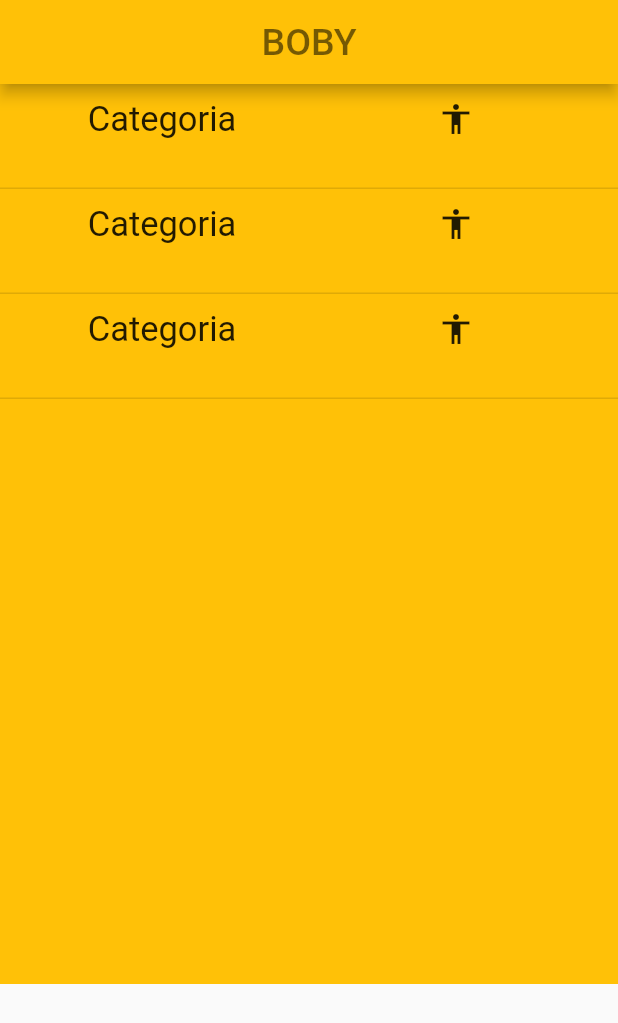
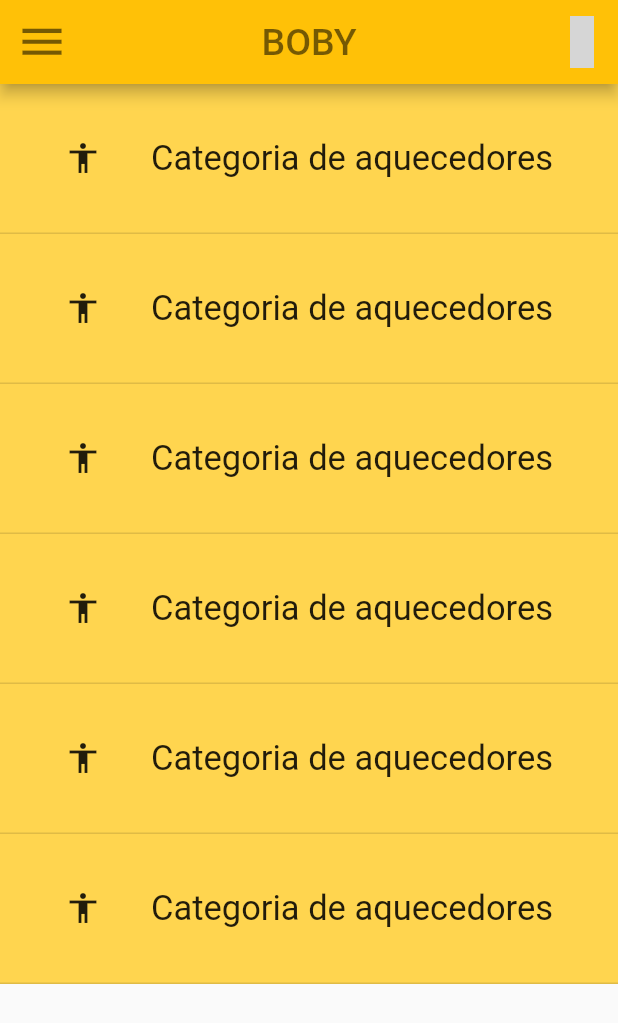
Before and after one commit to MarlonHenriqueTI/boby, a Flutter app: the screen it shows after launch, on a phone screen of 412 x 824 dp. Shown: the top 1023 px of the screen. Run offline on Flutter 3.47's test engine with Material 2 defaults, Android fonts, the phone set to English and light mode, and no system bars; our stand-ins replace carousel_slider, flutter_icons; grey boxes are pictures that could not be loaded.

Commit message:
finalizado design inicial

```diff
--- a/boby/lib/main.dart
+++ b/boby/lib/main.dart
@@ -1,4 +1,9 @@
 import 'package:flutter/material.dart';
+import 'package:flutter_icons/flutter_icons.dart';
+import 'categoria-single.dart';
+import 'package:url_launcher/url_launcher.dart';
+
+import 'drawer.dart';
 
 void main() => runApp(MyApp());
 
@@ -16,58 +21,80 @@ class MyApp extends StatelessWidget {
 }
 
 class MyHomePage extends StatefulWidget {
+
   @override
   _MyHomePageState createState() => _MyHomePageState();
 }
 
 class _MyHomePageState extends State<MyHomePage> {
+  GlobalKey<ScaffoldState> _scaffoldKey = new GlobalKey();
+
   @override
   Widget build(BuildContext context) {
     return Scaffold(
+      key: _scaffoldKey,
+      drawer: DrawerWidget(),
       appBar: AppBar(
+        leading: IconButton(
+            icon: Icon(
+              Icons.menu,
+              size: 35.0,
+              color: Colors.black54,
+            ),
+            onPressed: () {
+              _scaffoldKey.currentState.openDrawer();
+            }),
         title: Text(
           "BOBY",
           style: TextStyle(color: Colors.black54, fontSize: 25.0),
           textAlign: TextAlign.center,
         ),
         centerTitle: true,
+        actions: <Widget>[
+          IconButton(
+              icon: Icon(
+                FontAwesome.getIconData("whatsapp"),
+                size: 35.0,
+                color: Colors.black54,
+              ),
+              onPressed: _launchURL,
+          ),
+        ],
       ),
       body: SingleChildScrollView(
         child: Container(
           height: 600.0,
-          color: Colors.amber,
+          color: Colors.amber[300],
           padding: EdgeInsets.all(0),
           child: ListView.builder(
             scrollDirection: Axis.vertical,
-            itemCount: 3,
+            itemCount: 7,
             itemBuilder: (BuildContext context, int index) {
               return GestureDetector(
                 onTap: () {
-                    print("Container clicked");
+                  Navigator.push(context, MaterialPageRoute(builder: (context) => Categoria()));
                 },
                 child: new Container(
-                    decoration: BoxDecoration(border: Border(bottom: BorderSide(color: Colors.black12, style: BorderStyle.solid))),
-                    height: 70.0,
+                  decoration: BoxDecoration(
+                      border: Border(
+                          bottom: BorderSide(
+                              color: Colors.black12,
+                              style: BorderStyle.solid))),
+                  height: 100.0,
                   padding: EdgeInsets.all(10.0),
                   child: Column(
-
+                    mainAxisAlignment: MainAxisAlignment.center,
                     crossAxisAlignment: CrossAxisAlignment.stretch,
                     children: <Widget>[
                       Row(
-                          crossAxisAlignment: CrossAxisAlignment.center,
                         mainAxisAlignment: MainAxisAlignment.spaceEvenly,
                         children: <Widget>[
-                            Expanded(
-                              child: Text(
-                                "Categoria",
-                                textAlign: TextAlign.center,
+                          Icon(Icons.accessibility),
+                          Text(
+                            "Categoria de aquecedores",
                             style: TextStyle(
                               fontSize: 23.0,
                             ),
-                              ),
-                            ),
-                            Expanded(
-                              child: Icon(Icons.accessibility),
                           ),
                         ],
                       ),
@@ -82,3 +109,12 @@ class _MyHomePageState extends State<MyHomePage> {
     );
   }
 }
+
+_launchURL() async {
+  const url = 'https://wa.me/5531995012807?text=Ola vim pelo app';
+  if (await canLaunch(url)) {
+    await launch(url,enableJavaScript: true, forceWebView: false);
+  } else {
+    throw 'Não foi possivel abrir $url';
+  }
+}
--- a/boby/pubspec.yaml
+++ b/boby/pubspec.yaml
@@ -23,6 +23,9 @@ dependencies:
   # The following adds the Cupertino Icons font to your application.
   # Use with the CupertinoIcons class for iOS style icons.
   cupertino_icons: ^0.1.2
+  flutter_icons: ^0.2.5
+  url_launcher: ^5.1.2
+  carousel_slider: ^1.3.1
 
 dev_dependencies:
   flutter_test:
```
Also changed, not shown: boby/lib/categoria-single.dart (added, +164 -0 lines), boby/lib/drawer.dart (added, +91 -0 lines), boby/lib/single-produto.dart (added, +107 -0 lines), boby/pubspec.lock. Lines whose indentation alone changed are shown as unchanged.
